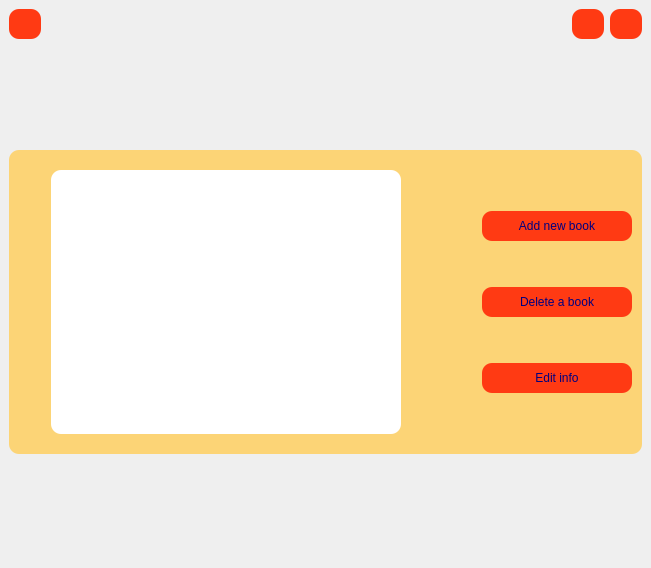
Before: the Qt Designer form adminform.ui in fatemebd/Library, drawn with Qt 5.
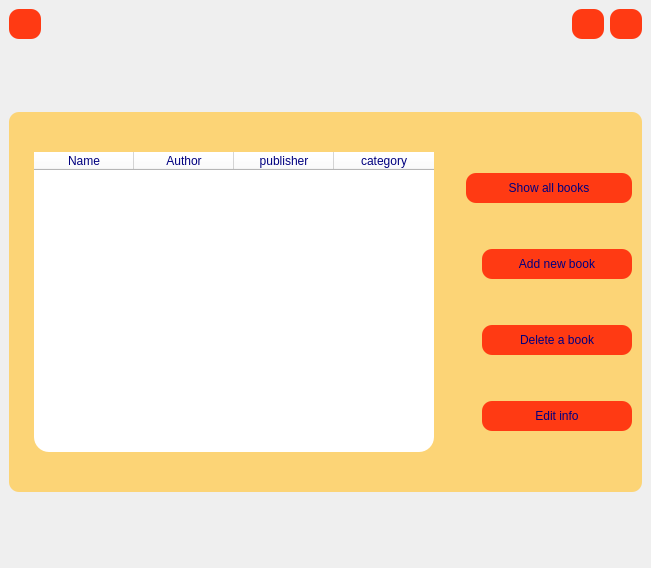
After: the same form once the commit is applied. Icons and pictures are not drawn.

What changed in the file:
```diff
--- a/adminform.ui
+++ b/adminform.ui
@@ -192,16 +192,43 @@
           <number>0</number>
          </property>
          <item>
-          <widget class="QTextBrowser" name="textBrowser">
+          <widget class="QTableWidget" name="table">
+           <property name="sizePolicy">
+            <sizepolicy hsizetype="Minimum" vsizetype="Fixed">
+             <horstretch>0</horstretch>
+             <verstretch>0</verstretch>
+            </sizepolicy>
+           </property>
            <property name="minimumSize">
             <size>
-             <width>350</width>
-             <height>0</height>
+             <width>400</width>
+             <height>300</height>
             </size>
            </property>
            <property name="styleSheet">
-            <string notr="true">background-color:white;</string>
+            <string notr="true">background-color:white;
+border-radius : 15px;</string>
            </property>
+           <column>
+            <property name="text">
+             <string>Name</string>
+            </property>
+           </column>
+           <column>
+            <property name="text">
+             <string>Author</string>
+            </property>
+           </column>
+           <column>
+            <property name="text">
+             <string>publisher</string>
+            </property>
+           </column>
+           <column>
+            <property name="text">
+             <string>category</string>
+            </property>
+           </column>
           </widget>
          </item>
         </layout>
@@ -290,6 +317,39 @@
             </property>
            </spacer>
           </item>
+          <item>
+           <layout class="QHBoxLayout" name="horizontalLayout_2">
+            <property name="topMargin">
+             <number>0</number>
+            </property>
+            <item>
+             <widget class="QPushButton" name="showall">
+              <property name="minimumSize">
+               <size>
+                <width>150</width>
+                <height>30</height>
+               </size>
+              </property>
+              <property name="text">
+               <string>Show all books</string>
+              </property>
+             </widget>
+            </item>
+           </layout>
+          </item>
+          <item>
+           <spacer name="verticalSpacer_7">
+            <property name="orientation">
+             <enum>Qt::Vertical</enum>
+            </property>
+            <property name="sizeHint" stdset="0">
+             <size>
+              <width>20</width>
+              <height>40</height>
+             </size>
+            </property>
+           </spacer>
+          </item>
           <item>
            <layout class="QHBoxLayout" name="horizontalLayout_4">
             <property name="topMargin">
```
Left out of the diff: 18 changed lines with no effect on the pictures.
